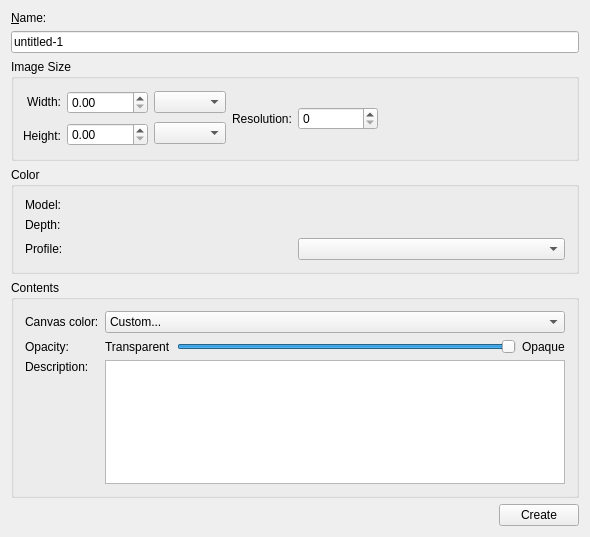
Qt form krita/ui/wdgnewimage.ui (KDE/krita) before a commit.
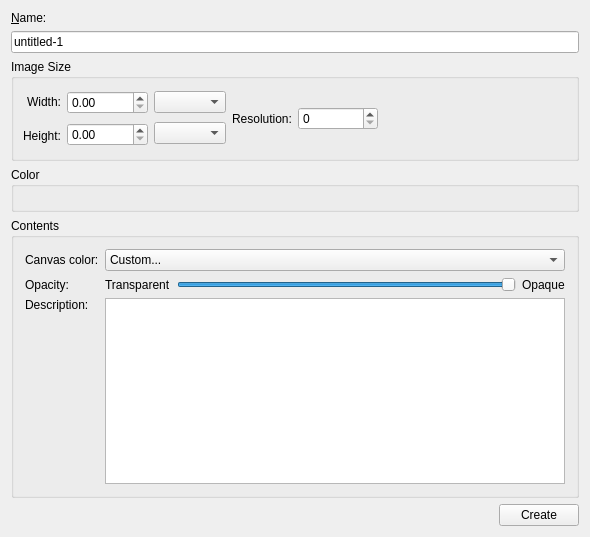
The same form after that commit. Custom widgets are drawn as their Qt base class.

Commit message: extract the new color space selector widget from the custom image widget for later reuse

Diff of the .ui file:
```diff
--- a/krita/ui/wdgnewimage.ui
+++ b/krita/ui/wdgnewimage.ui
@@ -213,45 +213,9 @@
      <property name="title" >
       <string>Color</string>
      </property>
-     <layout class="QGridLayout" >
-      <item row="0" column="0" >
-       <widget class="QLabel" name="lblColorSpaces" >
-        <property name="text" >
-         <string>Model:</string>
-        </property>
-        <property name="buddy" >
-         <cstring>cmbColorModels</cstring>
-        </property>
-       </widget>
-      </item>
-      <item row="0" column="1" >
-       <widget class="KisCmbIDList" native="1" name="cmbColorModels" />
-      </item>
-      <item row="1" column="0" >
-       <widget class="QLabel" name="lblColorModels" >
-        <property name="text" >
-         <string>Depth:</string>
-        </property>
-        <property name="buddy" >
-         <cstring>cmbColorModels</cstring>
-        </property>
-       </widget>
-      </item>
-      <item row="1" column="1" >
-       <widget class="KisCmbIDList" native="1" name="cmbColorDepth" />
-      </item>
-      <item row="2" column="0" >
-       <widget class="QLabel" name="lblProfiles" >
-        <property name="text" >
-         <string>Profile:</string>
-        </property>
-        <property name="buddy" >
-         <cstring>cmbProfile</cstring>
-        </property>
-       </widget>
-      </item>
-      <item row="2" column="1" >
-       <widget class="SqueezedComboBox" name="cmbProfile" />
+     <layout class="QVBoxLayout" >
+      <item>
+       <widget class="KisColorSpaceSelector" native="1" name="colorSpaceSelector" />
       </item>
      </layout>
     </widget>
@@ -532,20 +496,14 @@
    <container>1</container>
   </customwidget>
   <customwidget>
-   <class>KisCmbIDList</class>
+   <class>KisColorSpaceSelector</class>
    <extends>QWidget</extends>
-   <header>kis_cmb_idlist.h</header>
-  </customwidget>
-  <customwidget>
-   <class>SqueezedComboBox</class>
-   <extends>QComboBox</extends>
-   <header>squeezedcombobox.h</header>
+   <header>kis_color_space_selector.h</header>
+   <container>1</container>
   </customwidget>
  </customwidgets>
  <tabstops>
   <tabstop>txtName</tabstop>
-  <tabstop>cmbColorModels</tabstop>
-  <tabstop>cmbProfile</tabstop>
   <tabstop>cmbColor</tabstop>
   <tabstop>sliderOpacity</tabstop>
   <tabstop>txtDescription</tabstop>
```
The commit also changes 6 other files.
